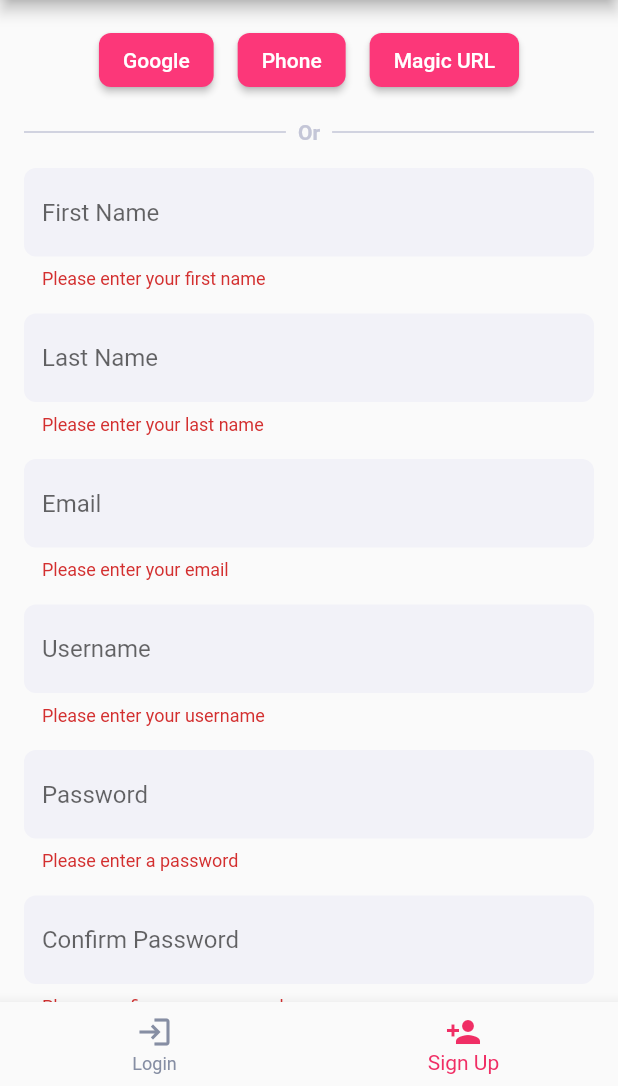
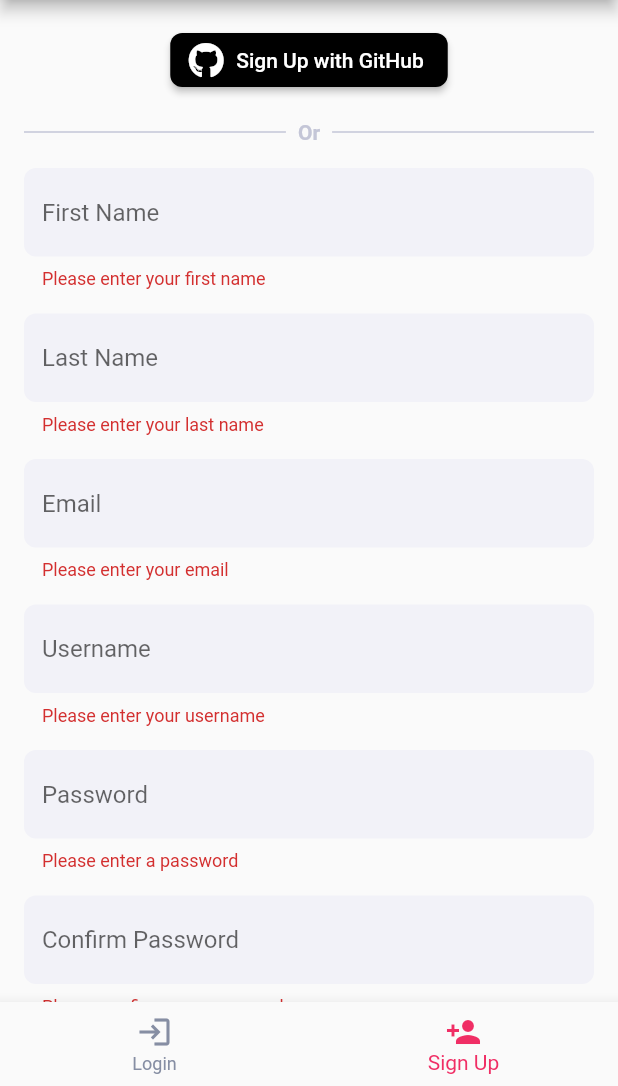
Before and after one commit to kgallego203/chipIn-eventPlanning-and-management-app, a Flutter app: the screen it shows after launch, item 2 of the bottom bar chosen, after a tap on "Sign Up", on a phone screen of 412 x 824 dp, the part 150-1236 px from its top. Run offline on Flutter 3.47's test engine with Material 2 defaults, Android fonts, the phone set to English and light mode, and no system bars; our stand-ins replace appwrite, carousel_slider, flutter_speed_dial, font_awesome_flutter.

Commit message:
add github oauth button for sign up

```diff
--- a/lib/features/auth/view/signup_view.dart
+++ b/lib/features/auth/view/signup_view.dart
@@ -1,69 +1,34 @@
 import 'package:chip_in/features/auth/controller/auth_controller.dart';
 import 'package:chip_in/themes/palette.dart';
 import 'package:flutter/material.dart';
+import 'package:font_awesome_flutter/font_awesome_flutter.dart';
 
 class SignUpView extends StatelessWidget {
-  SignUpView({super.key});
+  SignUpView({Key? key});
 
   final _signUpController = SignUpController();
 
   @override
   Widget build(BuildContext context) {
-    // A form with several text form fields for the user to enter their information
     return SingleChildScrollView(
       child: Padding(
         padding: const EdgeInsets.all(16),
         child: Column(
           children: [
-            // Buttons to sign up the user with Google, phone (SMS code), and magic URL
-            Row(
-              mainAxisAlignment: MainAxisAlignment.center,
-              children: [
-                ElevatedButton(
+            // GitHub Sign Up Button
+            ElevatedButton.icon(
               style: ElevatedButton.styleFrom(
-                    backgroundColor: Palette.primary50,
+                backgroundColor: Colors.black,
+                foregroundColor: Colors.white,
                 shape: RoundedRectangleBorder(
                   borderRadius: BorderRadius.circular(8),
                 ),
               ),
-                  child: const Text('Google'),
+              icon: const Icon(FontAwesomeIcons.github),
+              label: const Text('Sign Up with GitHub'),
               onPressed: () {
-                    // TODO: Implement sign up with Google
+                // TODO: Implement sign up with GitHub
               },
-                ),
-                const SizedBox(width: 16),
-                ElevatedButton(
-                  style: ElevatedButton.styleFrom(
-                    backgroundColor: Palette.primary50,
-                    shape: RoundedRectangleBorder(
-                      borderRadius: BorderRadius.circular(8),
-                    ),
-                  ),
-                  child: const Text('Phone'),
-                  onPressed: () {
-                    // TODO: Implement sign up with phone (SMS code)
-                  },
-                ),
-                const SizedBox(width: 16),
-                ElevatedButton(
-                  style: ElevatedButton.styleFrom(
-                    backgroundColor: Palette.primary50,
-                    shape: RoundedRectangleBorder(
-                      borderRadius: BorderRadius.circular(8),
-                    ),
-                  ),
-                  child: const Text('Magic URL'),
-                  onPressed: () {
-                    // // TODO: Implement sign up with magic URL
-                    // Navigator.push(
-                    //   context,
-                    //   MaterialPageRoute(
-                    //     builder: (context) => MagicUrlScreen(),
-                    //   ),
-                    // );
-                  },
-                ),
-              ],
             ),
             const SizedBox(height: 16),
             // "Or" line
@@ -104,8 +69,7 @@ class SignUpView extends StatelessWidget {
                     controller: _signUpController.firstNameController,
                     decoration: InputDecoration(
                       hintText: 'First Name',
-                      fillColor: Palette
-                          .neutral10, // Set the fill color of the text field to neutral10 from the Pallete class
+                      fillColor: Palette.neutral10,
                       filled: true,
                       border: OutlineInputBorder(
                         borderRadius: BorderRadius.circular(8),
@@ -125,8 +89,7 @@ class SignUpView extends StatelessWidget {
                     controller: _signUpController.lastNameController,
                     decoration: InputDecoration(
                       hintText: 'Last Name',
-                      fillColor: Palette
-                          .neutral10, // Set the fill color of the text field to neutral10 from the Pallete class
+                      fillColor: Palette.neutral10,
                       filled: true,
                       border: OutlineInputBorder(
                         borderRadius: BorderRadius.circular(8),
@@ -146,8 +109,7 @@ class SignUpView extends StatelessWidget {
                     controller: _signUpController.emailController,
                     decoration: InputDecoration(
                       hintText: 'Email',
-                      fillColor: Palette
-                          .neutral10, // Set the fill color of the text field to neutral10 from the Pallete class
+                      fillColor: Palette.neutral10,
                       filled: true,
                       border: OutlineInputBorder(
                         borderRadius: BorderRadius.circular(8),
@@ -171,8 +133,7 @@ class SignUpView extends StatelessWidget {
                     controller: _signUpController.usernameController,
                     decoration: InputDecoration(
                       hintText: 'Username',
-                      fillColor: Palette
-                          .neutral10, // Set the fill color of the text field to neutral10 from the Pallete class
+                      fillColor: Palette.neutral10,
                       filled: true,
                       border: OutlineInputBorder(
                         borderRadius: BorderRadius.circular(8),
@@ -192,8 +153,7 @@ class SignUpView extends StatelessWidget {
                     controller: _signUpController.passwordController,
                     decoration: InputDecoration(
                       hintText: 'Password',
-                      fillColor: Palette
-                          .neutral10, // Set the fill color of the text field to neutral10 from the Pallete class
+                      fillColor: Palette.neutral10,
                       filled: true,
                       border: OutlineInputBorder(
                         borderRadius: BorderRadius.circular(8),
@@ -214,8 +174,7 @@ class SignUpView extends StatelessWidget {
                     controller: _signUpController.confirmPasswordController,
                     decoration: InputDecoration(
                       hintText: 'Confirm Password',
-                      fillColor: Palette
-                          .neutral10, // Set the fill color of the text field to neutral10 from the Pallete class
+                      fillColor: Palette.neutral10,
                       filled: true,
                       border: OutlineInputBorder(
                         borderRadius: BorderRadius.circular(8),
@@ -246,8 +205,7 @@ class SignUpView extends StatelessWidget {
                     onPressed: () async {
                       if (_signUpController.formKey.currentState != null &&
                           _signUpController.formKey.currentState!.validate()) {
-                        await _signUpController.signUp(
-                            context); // If it's true, it will trigger the .signUp method from the SignUpController class
+                        await _signUpController.signUp(context);
                       }
                     },
                   ),
```
Lines whose indentation alone changed are shown as unchanged.
